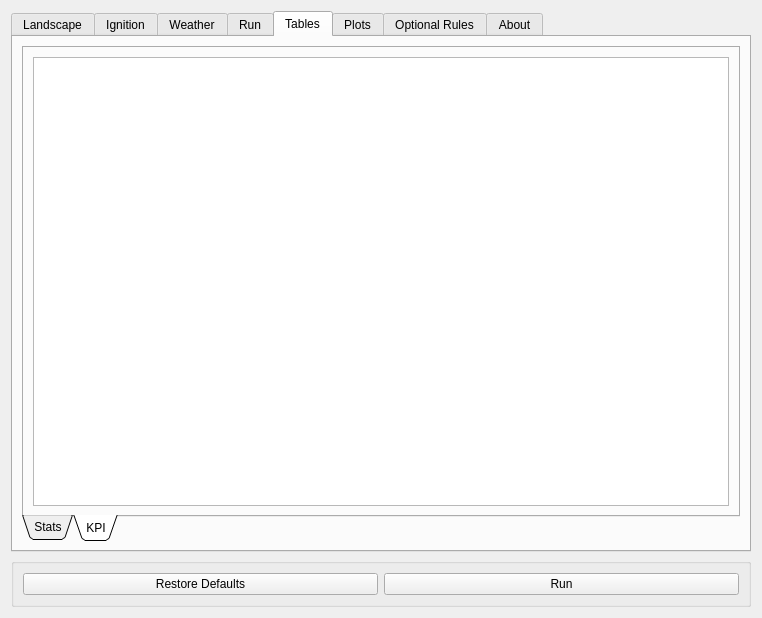
Before: the Qt Designer form fire2am_dialog_base.ui in fdobad/fire2am-kitral, drawn with Qt 5.
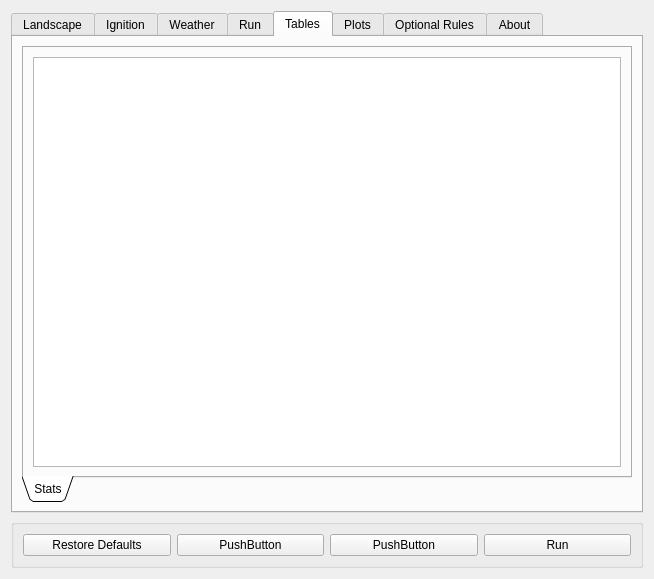
After: the same form once the commit is applied. The open tabs and pages were chosen to show the change. Custom widgets are drawn as their Qt base class.

Commit message: bkgd tasks fire scars sql collision fix & tables capacity

Diff of the .ui file:
```diff
--- a/fire2am_dialog_base.ui
+++ b/fire2am_dialog_base.ui
@@ -6,8 +6,8 @@
    <rect>
     <x>0</x>
     <y>0</y>
-    <width>762</width>
-    <height>618</height>
+    <width>654</width>
+    <height>579</height>
    </rect>
   </property>
   <property name="windowTitle">
@@ -597,24 +597,7 @@
           </attribute>
           <layout class="QGridLayout" name="gridLayout_6">
            <item row="0" column="0">
-            <widget class="QTableView" name="tableView_1"/>
-           </item>
-          </layout>
-         </widget>
-         <widget class="QWidget" name="tab_4">
-          <attribute name="title">
-           <string>KPI</string>
-          </attribute>
-          <layout class="QGridLayout" name="gridLayout_7">
-           <item row="0" column="0">
-            <widget class="QTableView" name="tableView_2">
-             <property name="sizePolicy">
-              <sizepolicy hsizetype="Preferred" vsizetype="Preferred">
-               <horstretch>1</horstretch>
-               <verstretch>0</verstretch>
-              </sizepolicy>
-             </property>
-            </widget>
+            <widget class="QTableView" name="stats"/>
            </item>
           </layout>
          </widget>
@@ -943,6 +926,20 @@
         </property>
        </widget>
       </item>
+      <item row="0" column="1">
+       <widget class="QPushButton" name="pushButton">
+        <property name="text">
+         <string>PushButton</string>
+        </property>
+       </widget>
+      </item>
+      <item row="0" column="2">
+       <widget class="QPushButton" name="pushButtonB">
+        <property name="text">
+         <string>PushButton</string>
+        </property>
+       </widget>
+      </item>
      </layout>
     </widget>
    </item>
```
Left out of the diff: 8 changed lines with no effect on the pictures. The commit also changes 4 other files.
